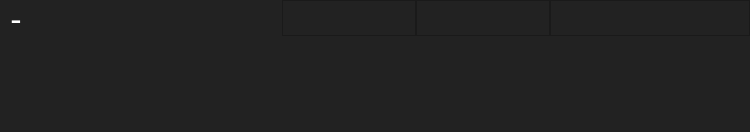
First picture: the form in threadform.ui, repository siavash119/qtchan, before the edit.
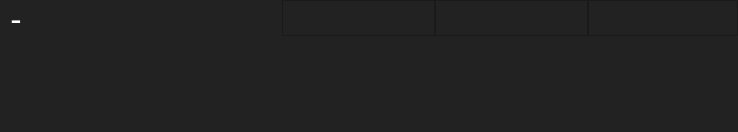
Second picture: the form after the edit. Custom widgets are drawn as their Qt base class.

Commit message: switched board/thread view to stacked layout; starting to fix min width of scrollable area

Diff of the .ui file:
```diff
--- a/threadform.ui
+++ b/threadform.ui
@@ -6,19 +6,19 @@
    <rect>
     <x>0</x>
     <y>0</y>
-    <width>750</width>
+    <width>738</width>
     <height>132</height>
    </rect>
   </property>
   <property name="sizePolicy">
-   <sizepolicy hsizetype="Expanding" vsizetype="Expanding">
+   <sizepolicy hsizetype="Preferred" vsizetype="Preferred">
     <horstretch>0</horstretch>
     <verstretch>0</verstretch>
    </sizepolicy>
   </property>
   <property name="minimumSize">
    <size>
-    <width>750</width>
+    <width>0</width>
     <height>0</height>
    </size>
   </property>
@@ -230,9 +230,6 @@
      <property name="spacing">
       <number>0</number>
      </property>
-     <property name="sizeConstraint">
-      <enum>QLayout::SetDefaultConstraint</enum>
-     </property>
      <property name="bottomMargin">
       <number>0</number>
      </property>
@@ -241,9 +238,6 @@
        <property name="spacing">
         <number>0</number>
        </property>
-       <property name="sizeConstraint">
-        <enum>QLayout::SetFixedSize</enum>
-       </property>
        <item>
         <widget class="QLabel" name="name">
          <property name="sizePolicy">
@@ -323,7 +317,7 @@
          </property>
          <property name="minimumSize">
           <size>
-           <width>200</width>
+           <width>150</width>
            <height>36</height>
           </size>
          </property>
@@ -359,6 +353,12 @@
          <verstretch>0</verstretch>
         </sizepolicy>
        </property>
+       <property name="minimumSize">
+        <size>
+         <width>450</width>
+         <height>0</height>
+        </size>
+       </property>
        <property name="palette">
         <palette>
          <active>
@@ -564,6 +564,12 @@
          <verstretch>0</verstretch>
         </sizepolicy>
        </property>
+       <property name="minimumSize">
+        <size>
+         <width>450</width>
+         <height>0</height>
+        </size>
+       </property>
        <property name="palette">
         <palette>
          <active>
```
Left out of the diff: 3 changed lines with no effect on the pictures. The commit also changes 10 other files.
